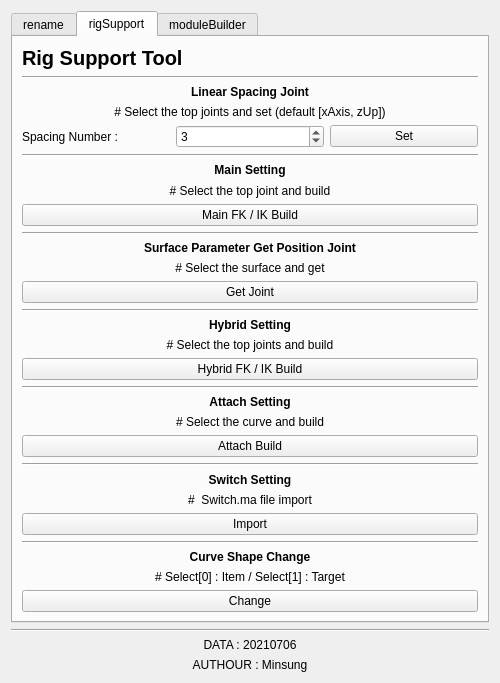
The window that main/mApplication/ms_module/lib/ui/mRigTool.ui (smsyes/pythonWorkSpace) describes before a commit, drawn with Qt 5.
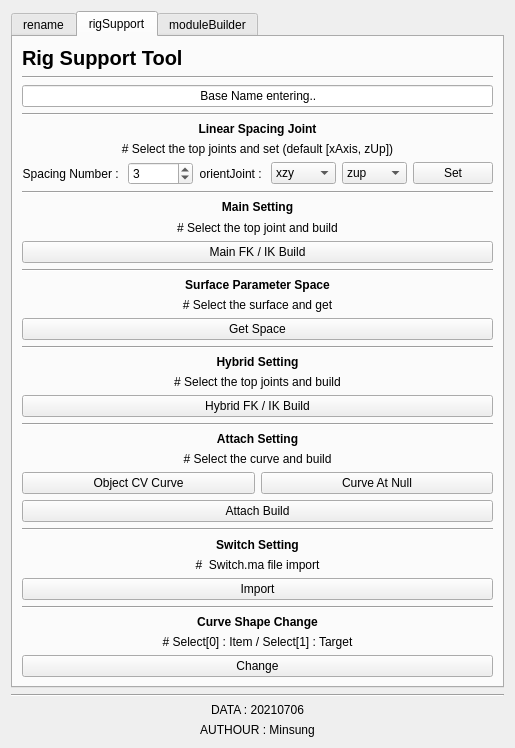
The same window after the commit. The open tabs and pages were chosen to show the change.

Patch:
```diff
--- a/main/mApplication/ms_module/lib/ui/mRigTool.ui
+++ b/main/mApplication/ms_module/lib/ui/mRigTool.ui
@@ -6,8 +6,8 @@
    <rect>
     <x>0</x>
     <y>0</y>
-    <width>500</width>
-    <height>647</height>
+    <width>515</width>
+    <height>713</height>
    </rect>
   </property>
   <property name="windowTitle">
@@ -202,6 +202,23 @@
          </property>
         </widget>
        </item>
+       <item>
+        <widget class="QLineEdit" name="lineEdit">
+         <property name="text">
+          <string> Base Name entering..</string>
+         </property>
+         <property name="alignment">
+          <set>Qt::AlignCenter</set>
+         </property>
+        </widget>
+       </item>
+       <item>
+        <widget class="Line" name="line_15">
+         <property name="orientation">
+          <enum>Qt::Horizontal</enum>
+         </property>
+        </widget>
+       </item>
        <item>
         <widget class="QLabel" name="label">
          <property name="font">
@@ -235,6 +252,9 @@
            <property name="text">
             <string>Spacing Number : </string>
            </property>
+           <property name="alignment">
+            <set>Qt::AlignRight|Qt::AlignTrailing|Qt::AlignVCenter</set>
+           </property>
           </widget>
          </item>
          <item>
@@ -244,6 +264,84 @@
            </property>
           </widget>
          </item>
+         <item>
+          <widget class="QLabel" name="label_18">
+           <property name="text">
+            <string>orientJoint : </string>
+           </property>
+           <property name="alignment">
+            <set>Qt::AlignRight|Qt::AlignTrailing|Qt::AlignVCenter</set>
+           </property>
+          </widget>
+         </item>
+         <item>
+          <widget class="QComboBox" name="oj_comboBox">
+           <item>
+            <property name="text">
+             <string>xzy</string>
+            </property>
+           </item>
+           <item>
+            <property name="text">
+             <string>yxz</string>
+            </property>
+           </item>
+           <item>
+            <property name="text">
+             <string>zyx</string>
+            </property>
+           </item>
+           <item>
+            <property name="text">
+             <string>xyz</string>
+            </property>
+           </item>
+           <item>
+            <property name="text">
+             <string>yzx</string>
+            </property>
+           </item>
+           <item>
+            <property name="text">
+             <string>zxy</string>
+            </property>
+           </item>
+          </widget>
+         </item>
+         <item>
+          <widget class="QComboBox" name="sao_comboBox">
+           <item>
+            <property name="text">
+             <string>zup</string>
+            </property>
+           </item>
+           <item>
+            <property name="text">
+             <string>yup</string>
+            </property>
+           </item>
+           <item>
+            <property name="text">
+             <string>xup</string>
+            </property>
+           </item>
+           <item>
+            <property name="text">
+             <string>zdown</string>
+            </property>
+           </item>
+           <item>
+            <property name="text">
+             <string>ydown</string>
+            </property>
+           </item>
+           <item>
+            <property name="text">
+             <string>xdown</string>
+            </property>
+           </item>
+          </widget>
+         </item>
          <item>
           <widget class="QPushButton" name="LSJoint_pushButton">
            <property name="text">
@@ -309,7 +407,7 @@
           </font>
          </property>
          <property name="text">
-          <string>Surface Parameter Get Position Joint</string>
+          <string>Surface Parameter Space</string>
          </property>
          <property name="alignment">
           <set>Qt::AlignCenter</set>
@@ -329,7 +427,7 @@
        <item>
         <widget class="QPushButton" name="surfParamJoint_pushButton">
          <property name="text">
-          <string>Get Joint</string>
+          <string>Get Space</string>
          </property>
         </widget>
        </item>
@@ -406,6 +504,24 @@
          </property>
         </widget>
        </item>
+       <item>
+        <layout class="QHBoxLayout" name="horizontalLayout_8">
+         <item>
+          <widget class="QPushButton" name="objCV_pushButton">
+           <property name="text">
+            <string>Object CV Curve</string>
+           </property>
+          </widget>
+         </item>
+         <item>
+          <widget class="QPushButton" name="crvNull_pushButton">
+           <property name="text">
+            <string>Curve At Null</string>
+           </property>
+          </widget>
+         </item>
+        </layout>
+       </item>
        <item>
         <widget class="QPushButton" name="attach_pushButton">
          <property name="text">
```
Left out of the diff: 4 changed lines with no effect on the pictures.
